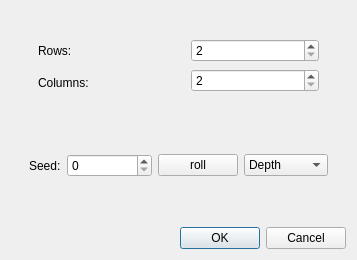
The window that newgamedialog.ui (FettGoenner/coma3) describes before a commit, drawn with Qt 5.
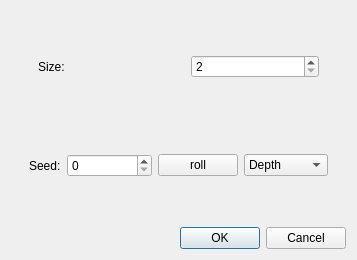
The same window after the commit.

```diff
--- a/newgamedialog.ui
+++ b/newgamedialog.ui
@@ -29,14 +29,7 @@
             <item>
              <widget class="QLabel" name="label">
               <property name="text">
-               <string>Rows:</string>
-              </property>
-             </widget>
-            </item>
-            <item>
-             <widget class="QLabel" name="label_2">
-              <property name="text">
-               <string>Columns:</string>
+               <string>Size:</string>
               </property>
              </widget>
             </item>
@@ -47,17 +40,7 @@
           <widget class="QWidget" name="widget_2" native="true">
            <layout class="QVBoxLayout" name="verticalLayout_2">
             <item>
-             <widget class="QSpinBox" name="rowSpinBox">
-              <property name="minimum">
-               <number>2</number>
-              </property>
-              <property name="maximum">
-               <number>50</number>
-              </property>
-             </widget>
-            </item>
-            <item>
-             <widget class="QSpinBox" name="colSpinBox">
+             <widget class="QSpinBox" name="sizeSpinBox">
               <property name="minimum">
                <number>2</number>
               </property>
```
